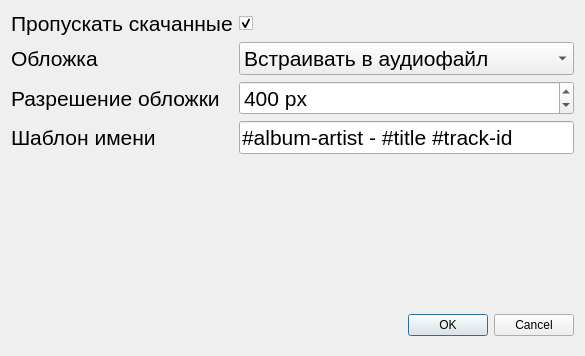
Before: the Qt Designer form src/ymd_gui/gui/forms/settings_dialog.ui in ghtyv/yandex-music-downloader-gui, drawn with Qt 5.
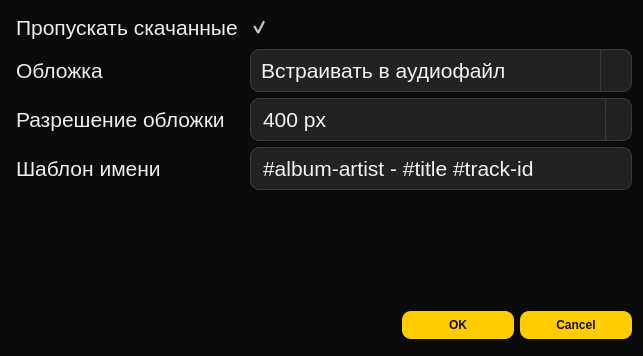
After: the same form once the commit is applied. Icons and pictures are not drawn.

Commit message: fix download logic, add ffmpeg.exe check and ffmpeg version check, fix gui design

The edit to the form file:
```diff
--- a/src/ymd_gui/gui/forms/settings_dialog.ui
+++ b/src/ymd_gui/gui/forms/settings_dialog.ui
@@ -6,7 +6,7 @@
    <rect>
     <x>0</x>
     <y>0</y>
-    <width>568</width>
+    <width>603</width>
     <height>356</height>
    </rect>
   </property>
@@ -19,6 +19,195 @@
   <property name="windowTitle">
    <string>Настройки</string>
   </property>
+  <property name="styleSheet">
+   <string notr="true">QDialog {
+    background-color: #0B0B0B;
+    color: #F2F2F2;
+}
+
+
+/* Подписи */
+
+QLabel,
+QCheckBox {
+    color: #EDEDED;
+    background: transparent;
+
+    spacing: 8px;
+
+    min-height: 28px;
+    padding-top: 2px;
+    padding-bottom: 2px;
+}
+
+QCheckBox::indicator {
+    width: 18px;
+    height: 18px;
+}
+
+
+/* Поля */
+
+QLineEdit,
+QComboBox,
+QSpinBox {
+    color: #F2F2F2;
+
+    background-color: #222222;
+
+    border: 1px solid #3A3A3A;
+    border-radius: 9px;
+
+    padding: 7px 10px;
+
+    selection-background-color: #FFCC00;
+    selection-color: #111111;
+}
+
+
+QLineEdit:hover,
+QComboBox:hover,
+QSpinBox:hover {
+    background-color: #282828;
+    border: 1px solid #555555;
+}
+
+
+QLineEdit:focus,
+QComboBox:focus,
+QSpinBox:focus {
+    border: 1px solid #FFCC00;
+}
+
+
+/* ComboBox */
+
+QComboBox {
+    padding-right: 32px;
+}
+
+QComboBox::drop-down {
+    subcontrol-origin: padding;
+    subcontrol-position: top right;
+
+    width: 30px;
+
+    background: transparent;
+
+    border: none;
+    border-left: 1px solid rgba(255, 255, 255, 25);
+
+    border-top-right-radius: 9px;
+    border-bottom-right-radius: 9px;
+}
+
+QComboBox::drop-down:hover {
+    background-color: rgba(255, 255, 255, 20);
+}
+
+QComboBox::down-arrow {
+    image: url(:/icons/spin_down.svg);
+
+    width: 10px;
+    height: 6px;
+}
+
+QComboBox::down-arrow:on {
+    top: 1px;
+}
+
+
+QComboBox QAbstractItemView {
+    color: #F2F2F2;
+
+    background-color: #1B1B1B;
+
+    border: 1px solid #3A3A3A;
+
+    selection-background-color: #FFCC00;
+    selection-color: #111111;
+}
+
+
+/* SpinBox */
+
+QSpinBox {
+    padding-right: 28px;
+}
+
+QSpinBox::up-button {
+    subcontrol-origin: border;
+    subcontrol-position: top right;
+
+    width: 26px;
+
+    background: transparent;
+
+    border: none;
+    border-left: 1px solid #3A3A3A;
+
+    border-top-right-radius: 8px;
+}
+
+QSpinBox::down-button {
+    subcontrol-origin: border;
+    subcontrol-position: bottom right;
+
+    width: 26px;
+
+    background: transparent;
+
+    border: none;
+    border-left: 1px solid #3A3A3A;
+
+    border-bottom-right-radius: 8px;
+}
+
+QSpinBox::up-button:hover,
+QSpinBox::down-button:hover {
+    background-color: #333333;
+}
+
+QSpinBox::up-arrow {
+    image: url(:/icons/spin_up.svg);
+    width: 10px;
+    height: 6px;
+}
+
+QSpinBox::down-arrow {
+    image: url(:/icons/spin_down.svg);
+    width: 10px;
+    height: 6px;
+}
+
+
+/* Кнопки */
+
+QDialogButtonBox QPushButton {
+    color: #111111;
+
+    background-color: #FFCC00;
+
+    border: none;
+    border-radius: 9px;
+
+    min-width: 80px;
+
+    padding: 7px 16px;
+
+    font-weight: 600;
+}
+
+
+QDialogButtonBox QPushButton:hover {
+    background-color: #FFDA33;
+}
+
+
+QDialogButtonBox QPushButton:pressed {
+    background-color: #E7B900;
+}</string>
+  </property>
   <layout class="QFormLayout" name="formLayout_2">
    <item row="0" column="0" colspan="2">
     <layout class="QFormLayout" name="formLayout">
@@ -43,11 +232,17 @@
      <item row="0" column="1">
       <widget class="QCheckBox" name="checkBoxSkipExisting">
        <property name="sizePolicy">
-        <sizepolicy hsizetype="Expanding" vsizetype="Preferred">
+        <sizepolicy hsizetype="Preferred" vsizetype="Fixed">
          <horstretch>0</horstretch>
          <verstretch>0</verstretch>
         </sizepolicy>
        </property>
+       <property name="minimumSize">
+        <size>
+         <width>0</width>
+         <height>32</height>
+        </size>
+       </property>
        <property name="font">
         <font>
          <pointsize>16</pointsize>
@@ -265,9 +460,26 @@
          <verstretch>0</verstretch>
         </sizepolicy>
        </property>
+       <property name="font">
+        <font>
+         <pointsize>16</pointsize>
+        </font>
+       </property>
+       <property name="cursor">
+        <cursorShape>ArrowCursor</cursorShape>
+       </property>
+       <property name="mouseTracking">
+        <bool>false</bool>
+       </property>
+       <property name="layoutDirection">
+        <enum>Qt::LayoutDirection::LeftToRight</enum>
+       </property>
        <property name="standardButtons">
         <set>QDialogButtonBox::StandardButton::Cancel|QDialogButtonBox::StandardButton::Ok</set>
        </property>
+       <property name="centerButtons">
+        <bool>false</bool>
+       </property>
       </widget>
      </item>
     </layout>
```
The commit also changes 14 other files.
